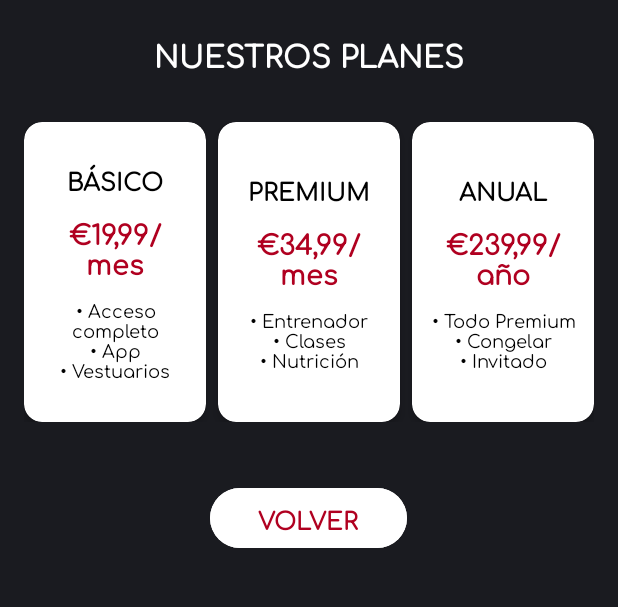
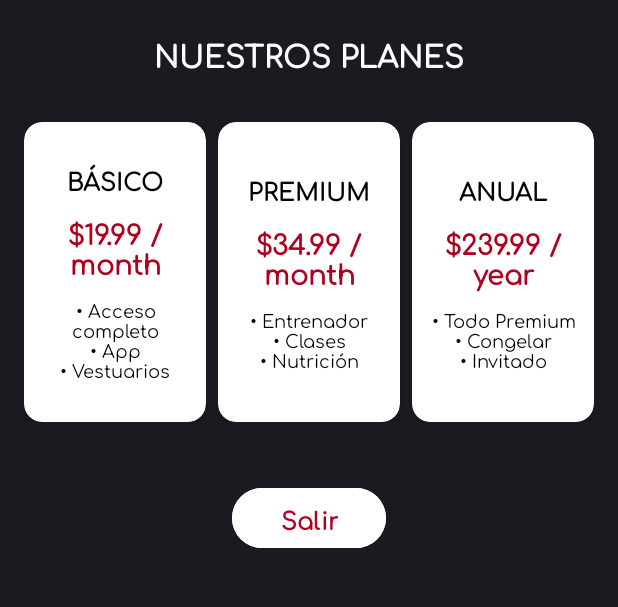
Before and after one commit to danielbl-67/gymzy, an Android app: the Precios screen opened directly, with no data from a screen before it, on a phone screen of 412 x 824 dp, the part 383-990 px from its top. Run offline under Robolectric (Android 15) with nearby library versions, the phone set to English and light mode, and no system bars.

Commit message:
GYMZYV1-10-11 (Terminado)

```diff
--- a/app/src/main/java/com/example/gymzy/Precios.java
+++ b/app/src/main/java/com/example/gymzy/Precios.java
@@ -4,10 +4,14 @@ import android.content.Intent;
 import android.os.Bundle;
 import android.view.View;
 import android.widget.Button;
+import android.widget.TextView;
 import android.widget.Toast;
 
 import androidx.activity.EdgeToEdge;
 import androidx.appcompat.app.AppCompatActivity;
+
+import java.text.NumberFormat;
+import java.util.Locale;
 
 public class Precios  extends AppCompatActivity {
 
@@ -15,6 +19,42 @@ public class Precios  extends AppCompatActivity {
         super.onCreate(savedInstanceState);
         EdgeToEdge.enable(this);
         setContentView(R.layout.preciosactivity);
+
+
+        // Obtener la configuración local del dispositivo (idioma y país)
+        Locale locale = Locale.getDefault();
+
+        // Formateador de moneda según la localización
+        NumberFormat currencyFormat = NumberFormat.getCurrencyInstance(locale);
+
+        // Precios base en euros (puedes cambiarlos si prefieres otra moneda base)
+        double precioBasico = 19.99;
+        double precioPremium = 34.99;
+        double precioAnual = 239.99;
+
+        // Si quieres forzar una moneda base (por ejemplo, siempre euro), descomenta esta línea:
+        // currencyFormat.setCurrency(Currency.getInstance("EUR"));
+
+        // Formatear precios según el idioma/país
+        String precioBasicoFormateado = currencyFormat.format(precioBasico);
+        String precioPremiumFormateado = currencyFormat.format(precioPremium);
+        String precioAnualFormateado = currencyFormat.format(precioAnual);
+
+        // TextViews de tu layout precios.xml
+        TextView txtBasico = findViewById(R.id.precioBasico);
+        TextView txtPremium = findViewById(R.id.precioPremium);
+        TextView txtAnual = findViewById(R.id.precioAnual);
+
+        // Textos con el formato correcto (mes / año según idioma)
+        String perMonth = locale.getLanguage().equals("es") ? "/mes" : "/month";
+        String perYear = locale.getLanguage().equals("es") ? "/año" : "/year";
+
+        // Asignar los precios formateados
+        txtBasico.setText(precioBasicoFormateado + " " + perMonth);
+        txtPremium.setText(precioPremiumFormateado + " " + perMonth);
+        txtAnual.setText(precioAnualFormateado + " " + perYear);
+
+
 
         Button btnSalir = findViewById(R.id.btnSalir);
         btnSalir.setOnClickListener(new View.OnClickListener() {
--- a/app/src/main/res/layout/preciosactivity.xml
+++ b/app/src/main/res/layout/preciosactivity.xml
@@ -14,7 +14,7 @@
         android:layout_width="wrap_content"
         android:layout_height="wrap_content"
         android:fontFamily="@font/comfortaa"
-        android:text="GYMZY"
+        android:text="@string/app_name"
         android:textColor="@color/design_default_color_error"
         android:textSize="36sp"
         android:textStyle="bold"
@@ -26,7 +26,7 @@
         android:layout_width="wrap_content"
         android:layout_height="wrap_content"
         android:fontFamily="@font/comfortaa"
-        android:text="NUESTROS PLANES"
+        android:text="@string/tituloPlanes"
         android:textColor="@color/white"
         android:textSize="20sp"
         android:textStyle="bold"
@@ -62,7 +62,7 @@
                     android:layout_width="match_parent"
                     android:layout_height="wrap_content"
                     android:fontFamily="@font/comfortaa"
-                    android:text="BÁSICO"
+                    android:text="@string/plan1"
                     android:textAlignment="center"
                     android:textColor="@color/black"
                     android:textSize="16sp"
@@ -70,6 +70,7 @@
                     tools:ignore="HardcodedText" />
 
                 <TextView
+                    android:id="@+id/precioBasico"
                     android:layout_width="match_parent"
                     android:layout_height="wrap_content"
                     android:layout_marginVertical="8dp"
@@ -85,7 +86,7 @@
                     android:layout_width="match_parent"
                     android:layout_height="wrap_content"
                     android:fontFamily="@font/comfortaa"
-                    android:text="• Acceso completo\n• App\n• Vestuarios"
+                    android:text="@string/detalles1"
                     android:textAlignment="center"
                     android:textColor="@color/black"
                     android:textSize="12sp"
@@ -115,7 +116,7 @@
                     android:layout_width="match_parent"
                     android:layout_height="wrap_content"
                     android:fontFamily="@font/comfortaa"
-                    android:text="PREMIUM"
+                    android:text="@string/plan2"
                     android:textAlignment="center"
                     android:textColor="@color/black"
                     android:textSize="16sp"
@@ -123,6 +124,7 @@
                     tools:ignore="HardcodedText" />
 
                 <TextView
+                    android:id="@+id/precioPremium"
                     android:layout_width="match_parent"
                     android:layout_height="wrap_content"
                     android:layout_marginVertical="8dp"
@@ -138,7 +140,7 @@
                     android:layout_width="match_parent"
                     android:layout_height="wrap_content"
                     android:fontFamily="@font/comfortaa"
-                    android:text="• Entrenador\n• Clases\n• Nutrición"
+                    android:text="@string/detalles2"
                     android:textAlignment="center"
                     android:textColor="@color/black"
                     android:textSize="12sp"
@@ -167,7 +169,7 @@
                     android:layout_width="match_parent"
                     android:layout_height="wrap_content"
                     android:fontFamily="@font/comfortaa"
-                    android:text="ANUAL"
+                    android:text="@string/plan3"
                     android:textAlignment="center"
                     android:textColor="@color/black"
                     android:textSize="16sp"
@@ -175,6 +177,7 @@
                     tools:ignore="HardcodedText" />
 
                 <TextView
+                    android:id="@+id/precioAnual"
                     android:layout_width="match_parent"
                     android:layout_height="wrap_content"
                     android:layout_marginVertical="8dp"
@@ -190,7 +193,7 @@
                     android:layout_width="match_parent"
                     android:layout_height="wrap_content"
                     android:fontFamily="@font/comfortaa"
-                    android:text="• Todo Premium\n• Congelar\n• Invitado"
+                    android:text="@string/detalles3"
                     android:textAlignment="center"
                     android:textColor="@color/black"
                     android:textSize="12sp"
@@ -208,7 +211,7 @@
         android:layout_height="wrap_content"
         android:backgroundTint="@color/white"
         android:fontFamily="@font/comfortaa"
-        android:text="VOLVER"
+        android:text="@string/btnSalir"
         android:textColor="@color/design_default_color_error"
         android:textSize="16sp"
         android:textStyle="bold"
```
Also changed, not shown: app/src/main/res/layout/abs.xml (+4 -4 lines), app/src/main/res/layout/activity_main.xml (+6 -6 lines), app/src/main/res/layout/activity_rutinas.xml (+13 -13 lines), app/src/main/res/layout/biceps.xml (+6 -6 lines), app/src/main/res/layout/cardio.xml (+6 -6 lines), app/src/main/res/layout/espalda.xml (+6 -6 lines), app/src/main/res/layout/gluteo.xml (+6 -6 lines), app/src/main/res/layout/hombro.xml (+6 -6 lines), app/src/main/res/layout/pecho.xml (+6 -6 lines), app/src/main/res/layout/pierna.xml (+6 -6 lines), app/src/main/res/layout/pressbanca.xml (+6 -6 lines), app/src/main/res/layout/triceps.xml (+6 -6 lines), app/src/main/res/values/strings.xml (+103 -0 lines), 1 other file.
